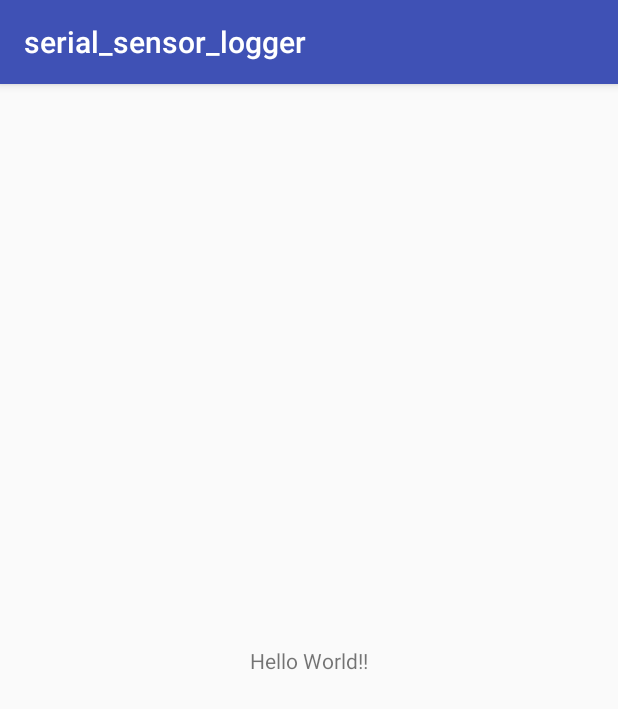
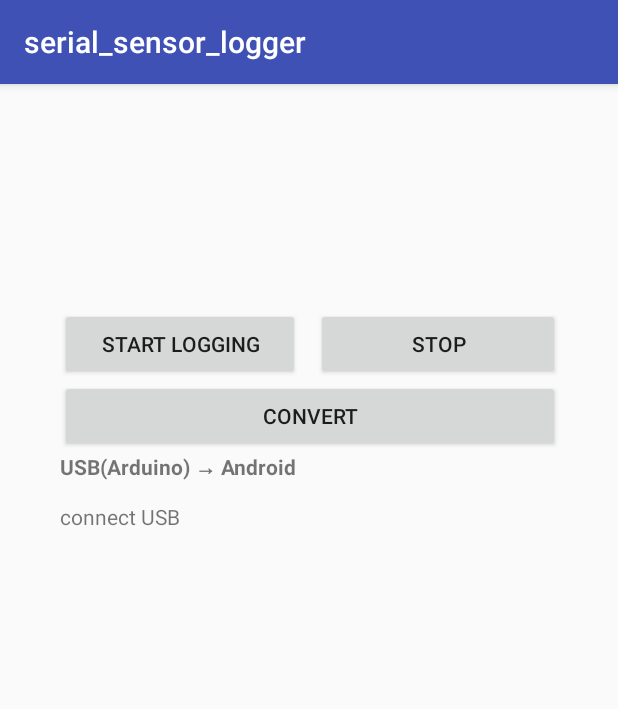
Before and after one commit to Arthur-ubi/serial_sensor_logger, an Android app: the screen it shows after launch (MainActivity), on a phone screen of 412 x 824 dp. Shown: the top 709 px of the screen. Run offline under Robolectric (Android 15) with nearby library versions, the phone set to English and light mode, and no system bars.

Commit message:
CSV書き込み機能を修正

```diff
--- a/app/src/main/AndroidManifest.xml
+++ b/app/src/main/AndroidManifest.xml
@@ -1,6 +1,8 @@
 <?xml version="1.0" encoding="utf-8"?>
 <manifest xmlns:android="http://schemas.android.com/apk/res/android"
     package="com.example.arthur.serial_sensor_logger">
+    <uses-permission android:name="android.permission.READ_EXTERNAL_STORAGE"/>
+    <uses-permission android:name="android.permission.WRITE_EXTERNAL_STORAGE" />
 
     <application
         android:allowBackup="true"
--- a/app/src/main/java/com/example/arthur/serial_sensor_logger/MainActivity.java
+++ b/app/src/main/java/com/example/arthur/serial_sensor_logger/MainActivity.java
@@ -1,27 +1,55 @@
 package com.example.arthur.serial_sensor_logger;
 
+import android.Manifest;
+import android.app.Activity;
 import android.content.Context;
+import android.content.pm.PackageManager;
+import android.support.v4.app.ActivityCompat;
+import android.support.v4.content.ContextCompat;
 import android.support.v7.app.AppCompatActivity;
 import android.os.Bundle;
 import java.io.*;
 import android.hardware.usb.*;
 import android.util.Log;
+import android.view.View;
+import android.widget.Button;
 import android.widget.TextView;
 import android.os.Handler;
+import android.widget.Toast;
+
+import java.io.File;
+import java.io.FileInputStream;
+import java.io.FileOutputStream;
+import java.io.IOException;
 
 import com.hoho.android.usbserial.driver.*;
 
 public class MainActivity extends AppCompatActivity {
     private TextView status_values;
     UsbSerialDriver usb;
-    byte buf[] = new byte[1024];
+    byte buf[] = new byte[2048];
     int num;
+    boolean temp_flg;
 
     @Override
     public void onCreate(Bundle savedInstanceState) {
         super.onCreate(savedInstanceState);
         setContentView(R.layout.activity_main);
 
+        verifyStoragePermissions(this);
+
+        //STARTボタン
+        Button buttonSave_s = findViewById(R.id.start_button);
+        buttonSave_s.setOnClickListener(new View.OnClickListener() {
+            @Override
+            public void onClick(View v) { //Dialog();
+                temp_flg = true;
+
+            }
+
+        });
+
+        //センサデータ表示
         status_values = (TextView)findViewById(R.id.status_value);
 
         UsbManager manager = (UsbManager) getSystemService(Context.USB_SERVICE);
@@ -45,14 +73,15 @@ public class MainActivity extends AppCompatActivity {
                     while (true) {
                         num = usb.read(buf, buf.length);
                         if (num > 0)
-                            runOnUiThread(new Runnable(){
+                            saveFile("XXX.csv", new String(buf, 0, num));
+                            runOnUiThread(new Runnable(){//メインスレッド以外操作のスレッドでUIを操作
                                 @Override
                                 public void run(){
                                     status_values.setText(new String(buf, 0, num));
                                 }
                             });
                             Log.v("arduino", new String(buf, 0, num)); // Arduinoから受信した値をlogcat出力
-                        Thread.sleep(10);//TODO データ欠落がないか確認(全15項目)
+                        Thread.sleep(0);//TODO データ欠落がないか確認(全15項目)
                     }
                 } catch (IOException e) {
                     e.printStackTrace();
@@ -62,4 +91,40 @@ public class MainActivity extends AppCompatActivity {
             }
         }).start();
     }
+
+    public void saveFile(String file, String str/*float value*/) {
+
+        // try-with-resources
+        try {
+            FileOutputStream fileOutputstream = new FileOutputStream(new File("/storage/emulated/0/serial_sensor_logger/" + file), true);
+            fileOutputstream.write(str.getBytes());
+
+            System.out.println("保存が完了しました");
+
+
+        } catch (IOException e) {
+            e.printStackTrace();
+        }
+    }
+
+    //外部ストレージに保存するためのパーミッション確認
+    private static final int REQUEST_EXTERNAL_STORAGE_CODE = 0x01;
+    private static String[] mPermissions = {
+            Manifest.permission.READ_EXTERNAL_STORAGE,
+            Manifest.permission.WRITE_EXTERNAL_STORAGE,
+    };
+
+    private static void verifyStoragePermissions(Activity activity) {
+        int readPermission = ContextCompat.checkSelfPermission(activity, mPermissions[0]);
+        int writePermission = ContextCompat.checkSelfPermission(activity, mPermissions[1]);
+
+        if (writePermission != PackageManager.PERMISSION_GRANTED ||
+                readPermission != PackageManager.PERMISSION_GRANTED) {
+            ActivityCompat.requestPermissions(
+                    activity,
+                    mPermissions,
+                    REQUEST_EXTERNAL_STORAGE_CODE
+            );
+        }
+    }
 }
--- a/app/src/main/res/layout/activity_main.xml
+++ b/app/src/main/res/layout/activity_main.xml
@@ -6,26 +6,100 @@
     android:layout_height="match_parent"
     tools:context=".MainActivity">
 
-    <TextView
-        android:id="@+id/status_value"
-        android:layout_width="wrap_content"
-        android:layout_height="wrap_content"
-        android:text="Hello World!!"
+    <ScrollView
+        android:layout_width="333dp"
+        android:layout_height="469dp"
+        android:layout_marginBottom="8dp"
+        android:layout_marginEnd="40dp"
+        android:layout_marginStart="40dp"
+        android:layout_marginTop="8dp"
         app:layout_constraintBottom_toBottomOf="parent"
-        app:layout_constraintLeft_toLeftOf="parent"
-        app:layout_constraintRight_toRightOf="parent"
-        app:layout_constraintTop_toTopOf="parent" />
-
-    <ScrollView
-        android:layout_width="16dp"
-        android:layout_height="295dp"
-        tools:layout_editor_absoluteX="198dp"
-        tools:layout_editor_absoluteY="8dp">
+        app:layout_constraintEnd_toEndOf="parent"
+        app:layout_constraintHorizontal_bias="0.0"
+        app:layout_constraintStart_toStartOf="parent"
+        app:layout_constraintTop_toTopOf="parent">
 
         <LinearLayout
             android:layout_width="match_parent"
             android:layout_height="wrap_content"
-            android:orientation="vertical" />
+            android:orientation="vertical">
+
+            <LinearLayout
+                android:layout_width="match_parent"
+                android:layout_height="match_parent"
+                android:orientation="vertical"
+                app:layout_constraintBottom_toBottomOf="parent"
+                app:layout_constraintTop_toTopOf="parent"
+                tools:layout_editor_absoluteX="0dp">
+
+                <LinearLayout
+                    android:layout_width="match_parent"
+                    android:layout_height="match_parent"
+                    android:orientation="horizontal">
+
+                    <Button
+                        android:id="@+id/start_button "
+                        android:layout_width="150dp"
+                        android:layout_height="wrap_content"
+                        android:layout_weight="1"
+                        android:text="start logging" />
+
+                    <Space
+                        android:layout_width="wrap_content"
+                        android:layout_height="wrap_content"
+                        android:layout_weight="1" />
+
+                    <Button
+                        android:id="@+id/stop_button"
+                        android:layout_width="152dp"
+                        android:layout_height="wrap_content"
+                        android:layout_weight="1"
+                        android:text="Stop" />
+                </LinearLayout>
+
+                <LinearLayout
+                    android:layout_width="match_parent"
+                    android:layout_height="wrap_content"
+                    android:orientation="horizontal">
+
+                    <Button
+                        android:id="@+id/convert_button"
+                        android:layout_width="wrap_content"
+                        android:layout_height="wrap_content"
+                        android:layout_weight="1"
+                        android:text="convert" />
+                </LinearLayout>
+
+            </LinearLayout>
+
+            <Space
+                android:layout_width="match_parent"
+                android:layout_height="wrap_content"
+                android:layout_weight="1" />
+
+            <TextView
+                android:id="@+id/textView"
+                android:layout_width="match_parent"
+                android:layout_height="33dp"
+                android:text="USB(Arduino) → Android"
+                android:textAlignment="viewStart"
+                android:textAllCaps="false"
+                android:textStyle="bold"
+                android:visibility="visible" />
+
+            <TextView
+                android:id="@+id/status_value"
+                android:layout_width="match_parent"
+                android:layout_height="wrap_content"
+                android:text="connect USB"
+                android:textAlignment="viewStart"
+                android:textSize="14sp"
+                app:layout_constraintBottom_toBottomOf="parent"
+                app:layout_constraintLeft_toLeftOf="parent"
+                app:layout_constraintRight_toRightOf="parent"
+                app:layout_constraintTop_toTopOf="parent" />
+
+        </LinearLayout>
     </ScrollView>
 
 </android.support.constraint.ConstraintLayout>
```
